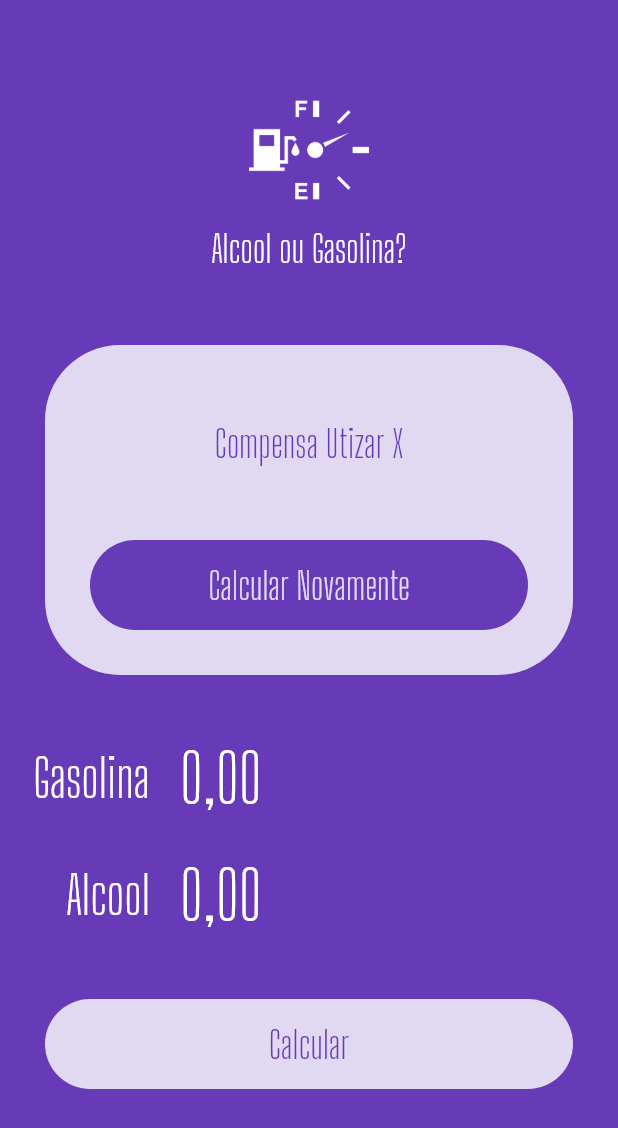
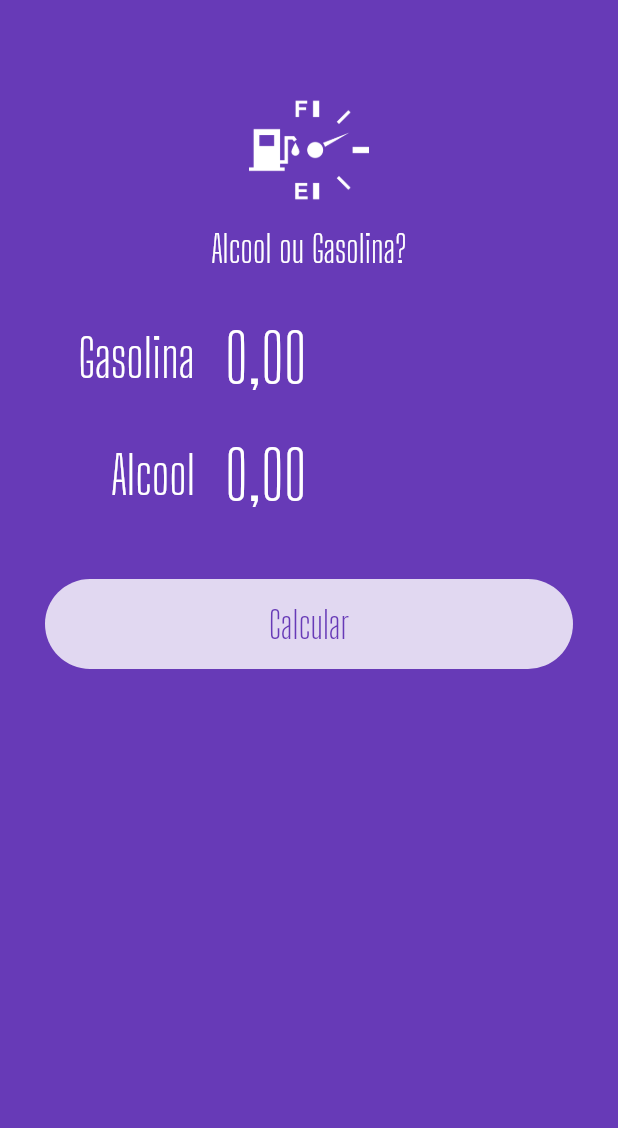
Before and after one commit to cerradosoftware/flutter-aog, a Flutter app: the screen it shows after launch, on a phone screen of 412 x 824 dp. Shown: the top 1128 px of the screen. Run offline on Flutter 3.47's test engine with Material 2 defaults, Android fonts, the phone set to English and light mode, and no system bars; our stand-ins replace flutter_masked_text.

Commit message:
criado submit form

```diff
--- a/lib/main.dart
+++ b/lib/main.dart
@@ -1,6 +1,7 @@
 import 'package:aog/widgets/input.widget.dart';
 import 'package:aog/widgets/loading-button.widget.dart';
 import 'package:aog/widgets/logo.widget.dart';
+import 'package:aog/widgets/submit-form.widget.dart';
 import 'package:aog/widgets/success.widget.dart';
 import 'package:flutter/material.dart';
 import 'package:flutter_masked_text/flutter_masked_text.dart';
@@ -23,9 +24,8 @@ class MyApp extends StatelessWidget {
 }
 
 class Home extends StatelessWidget {
-  var _gasolinaController = new MoneyMaskedTextController();
-  var _alcoolController = new MoneyMaskedTextController();
-
+  var gasolinaController = new MoneyMaskedTextController();
+  var alcoolController = new MoneyMaskedTextController();
   @override
   Widget build(BuildContext context) {
     return Scaffold(
@@ -33,18 +33,12 @@ class Home extends StatelessWidget {
       body: ListView(
         children: <Widget>[
           Logo(),
-          Success(
-            reset: () {},
-            result: "Compensa Utizar X",
-          ),
-          Input(label: "Gasolina", controller: _gasolinaController),
-          Input(label: "Alcool", controller: _alcoolController),
-          LoadingButton(
-            text: "Calcular",
-            func: () {},
+          SubmitForm(
+            alcoolController: alcoolController,
+            gasolinaController: gasolinaController,
             busy: false,
-            invert: false,
-          ),
+            submitFunc: () {},
+          )
         ],
       ),
     );
--- /dev/null
+++ b/lib/widgets/submit-form.widget.dart
@@ -0,0 +1,46 @@
+import 'package:flutter/material.dart';
+import 'package:flutter_masked_text/flutter_masked_text.dart';
+
+import 'input.widget.dart';
+import 'loading-button.widget.dart';
+
+class SubmitForm extends StatelessWidget {
+  var gasolinaController = new MoneyMaskedTextController();
+  var alcoolController = new MoneyMaskedTextController();
+  var busy = false;
+  Function submitFunc;
+
+  SubmitForm(
+      {@required this.gasolinaController,
+      @required this.alcoolController,
+      @required this.busy,
+      @required this.submitFunc});
+
+  @override
+  Widget build(BuildContext context) {
+    return Column(
+      children: <Widget>[
+        Padding(
+          padding: EdgeInsets.only(
+            left: 30,
+            right: 30,
+          ),
+          child: Input(label: "Gasolina", controller: gasolinaController),
+        ),
+        Padding(
+          padding: EdgeInsets.only(
+            left: 30,
+            right: 30,
+          ),
+          child: Input(label: "Alcool", controller: alcoolController),
+        ),
+        LoadingButton(
+          text: "Calcular",
+          func: submitFunc,
+          busy: busy,
+          invert: false,
+        ),
+      ],
+    );
+  }
+}
```
